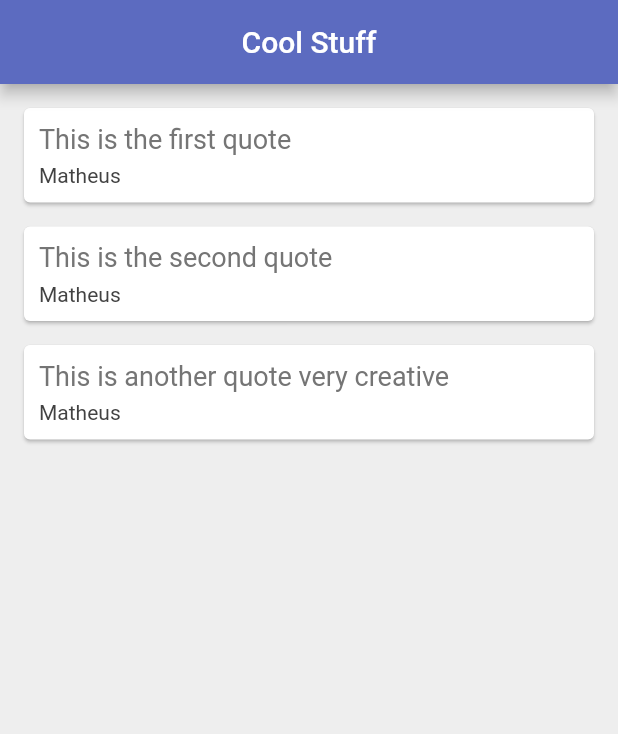
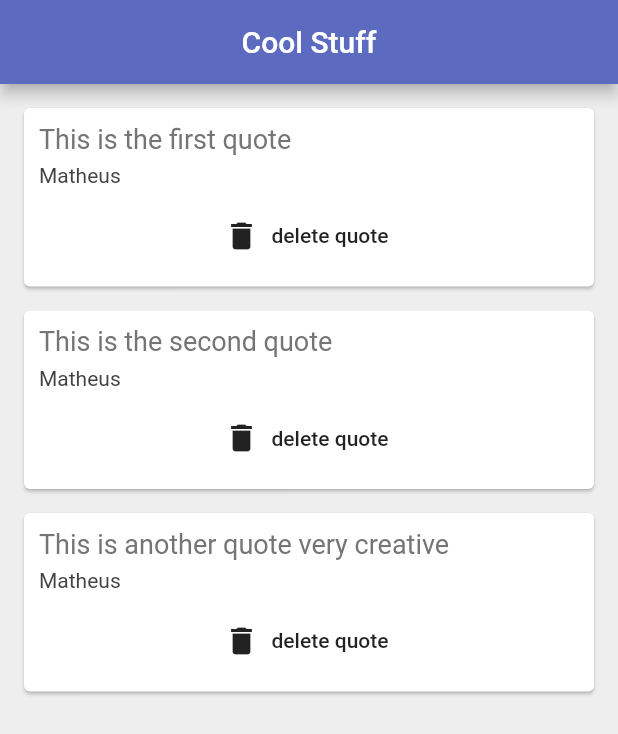
Before and after one commit to matheusmf1/flutter_Study, a Flutter app: the screen it shows after launch, on a phone screen of 412 x 824 dp. Shown: the top 734 px of the screen. Run offline on Flutter 3.47's test engine with Material 2 defaults, Android fonts, the phone set to English and light mode, and no system bars.

Commit message:
Implement delete function as a parameter to the FlatButton

```diff
--- a/quotes/lib/main.dart
+++ b/quotes/lib/main.dart
@@ -35,7 +35,18 @@ class _QuoteListState extends State<QuoteList> {
       ),
 
       body: Column(
-        children:  quotes.map( ( quote ) => QuoteCard( quote: quote ) ).toList(),
+        children:  quotes.map( ( quote ) => QuoteCard(
+
+          quote: quote,
+          delete: () {
+
+            setState( () {
+              quotes.remove( quote );
+            });
+
+          }
+
+        ) ).toList(),
         // the map cycle for each value and performs it a function
 
       ),
--- a/quotes/lib/quoteCard.dart
+++ b/quotes/lib/quoteCard.dart
@@ -4,8 +4,9 @@ import 'package:quotes/quote.dart';
 class QuoteCard extends StatelessWidget {
 
   final Quote quote;
+  final Function delete;
 
-  QuoteCard( { this.quote } );
+  QuoteCard( { this.quote, this.delete } );
 
   @override
   Widget build( BuildContext context ) {
@@ -35,6 +36,15 @@ class QuoteCard extends StatelessWidget {
                 color: Colors.grey[800],
               ),
             ),
+            SizedBox( height: 8.0 ),
+
+
+            // To delete the data defined outside this widget we do it in a multiple ways, here we gonna pass a function as a parameter to this class
+            FlatButton.icon(
+                onPressed: delete, //we're passing the delete function as a parameter
+                icon: Icon( Icons.delete ),
+                label:  Text('delete quote')
+            )
           ],
         ),
       ),
```
